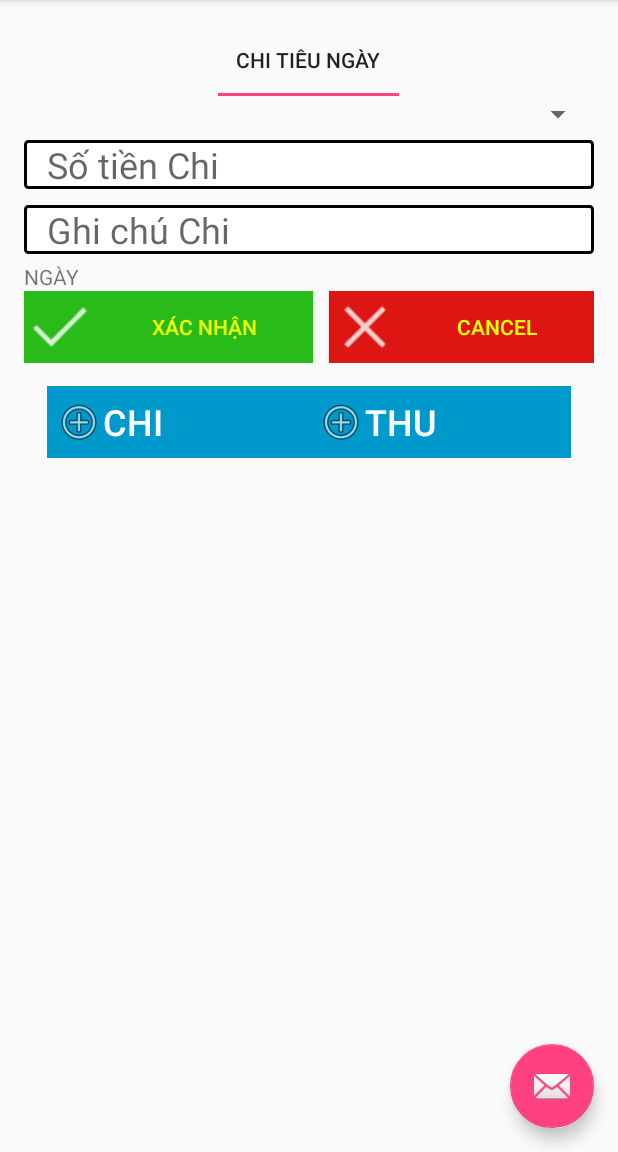
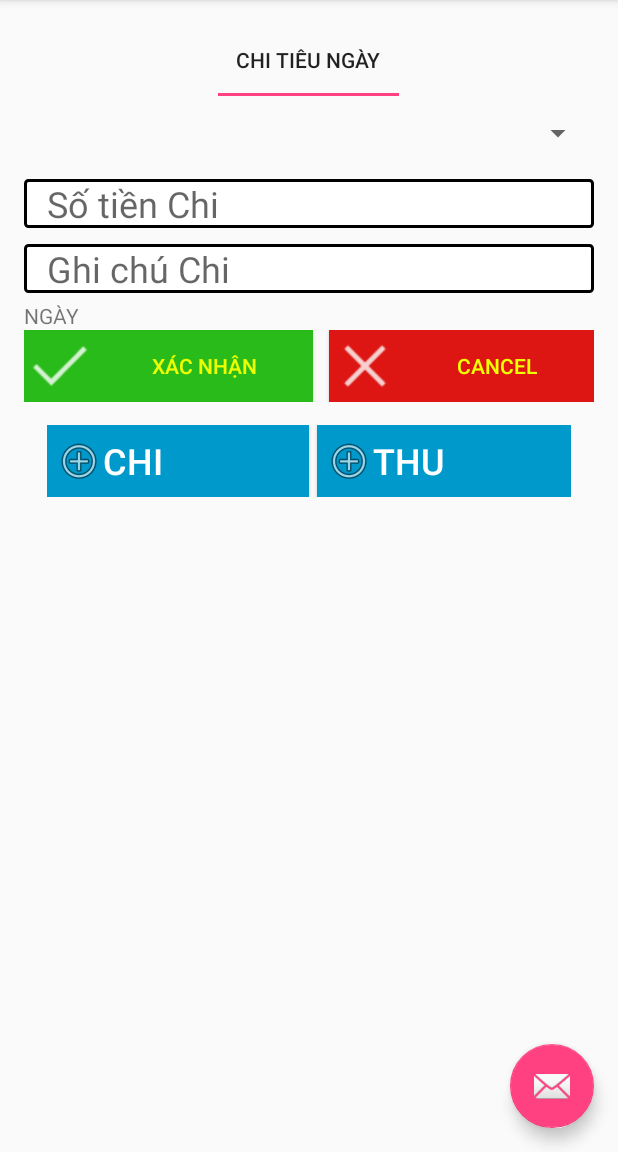
Before and after one commit to minhluan2292/QuanLyChiTieu, an Android app: the fragment SKCTNgayFragment placed in its activity, in the side drawer, after a tap on "Sự Kiện Chi Tiêu", on a phone screen of 412 x 824 dp, the part 84-1236 px from its top. Run offline under Robolectric (Android 15) with nearby library versions, the phone set to English and light mode, and no system bars; 5 statements that could not run were skipped.

Commit message:
Upload 50% xử lý giao dịch

```diff
--- a/SourceCode/app/src/main/java/com/example/nhatlam/nhomnm_quanlychitieu/Fragments/SuKienChiTieu/SKCTNgayFragment.java
+++ b/SourceCode/app/src/main/java/com/example/nhatlam/nhomnm_quanlychitieu/Fragments/SuKienChiTieu/SKCTNgayFragment.java
@@ -80,7 +80,7 @@ public class SKCTNgayFragment extends Fragment implements MyDialogFragment.OnDat
 
 
     @Override
-    public View onCreateView(LayoutInflater inflater, ViewGroup container,
+    public View onCreateView(final LayoutInflater inflater, ViewGroup container,
                              Bundle savedInstanceState) {
 
 
@@ -101,7 +101,7 @@ public class SKCTNgayFragment extends Fragment implements MyDialogFragment.OnDat
 
 
         vContain = v.findViewById(R.id.layoutAddThuChi);
-        vButtonShow = v.findViewById(R.id.layoutAddThuChi);
+        vButtonShow = v.findViewById(R.id.layoutbtnAddThuChi);
         vbox = v.findViewById(R.id.ThuChiEditBox);
 
 
@@ -202,10 +202,19 @@ public class SKCTNgayFragment extends Fragment implements MyDialogFragment.OnDat
         btnShowAddChi.setOnClickListener(new View.OnClickListener() {
             @Override
             public void onClick(View v) {
+
                 vContain.setVisibility(View.VISIBLE);
                 vButtonShow.setVisibility(View.GONE);
                 vbox.setVisibility(View.GONE);
-            }
+                ArrayList<ThuChiData> list=new ArrayList<>();
+                for (_category cate:db.laydanhsachCategory(0)) {
+                    System.out.println(cate.getCategory_id());
+                    System.out.println(cate.getCategory_name());
+                    list.add(new ThuChiData(cate.getCategory_id(),cate.getCategory_name(),R.drawable.chi));
+                }
+                SpinnerThuChiAdapter adapter=new SpinnerThuChiAdapter(getActivity().getApplicationContext(),list);
+                spinnerCatagory.setAdapter(adapter);
+                }
         });
         btnShowAddThu.setOnClickListener(new View.OnClickListener() {
             @Override
--- a/SourceCode/app/src/main/res/layout/fragment_skct_ngay.xml
+++ b/SourceCode/app/src/main/res/layout/fragment_skct_ngay.xml
@@ -17,9 +17,10 @@
 
         <Spinner
             android:layout_width="match_parent"
-            android:layout_height="wrap_content"
+            android:layout_height="50dp"
             android:id="@+id/spinnerCatagory"
-            android:layout_weight="2.08" />
+            android:layout_weight="2.08"
+            android:spinnerMode="dialog" />
 
         <EditText
             android:layout_width="match_parent"
@@ -220,7 +221,8 @@
             android:textColor="#ffffff"
             android:gravity="center_vertical"
             android:paddingStart="5dp"
-            android:textSize="24sp" />
+            android:textSize="24sp"
+            android:layout_marginStart="5dp" />
     </LinearLayout>
     <LinearLayout
         android:orientation="vertical"
```
Also changed, not shown: SourceCode/app/src/main/java/com/example/nhatlam/nhomnm_quanlychitieu/Fragments/SuKienChiTieu/SpinnerThuChiAdapter.java (added, +65 -0 lines), SourceCode/app/src/main/java/com/example/nhatlam/nhomnm_quanlychitieu/Fragments/SuKienChiTieu/ThuChiData.java (added, +33 -0 lines), SourceCode/app/src/main/res/layout/spinner_thuchi_layout.xml (added, +29 -0 lines).
